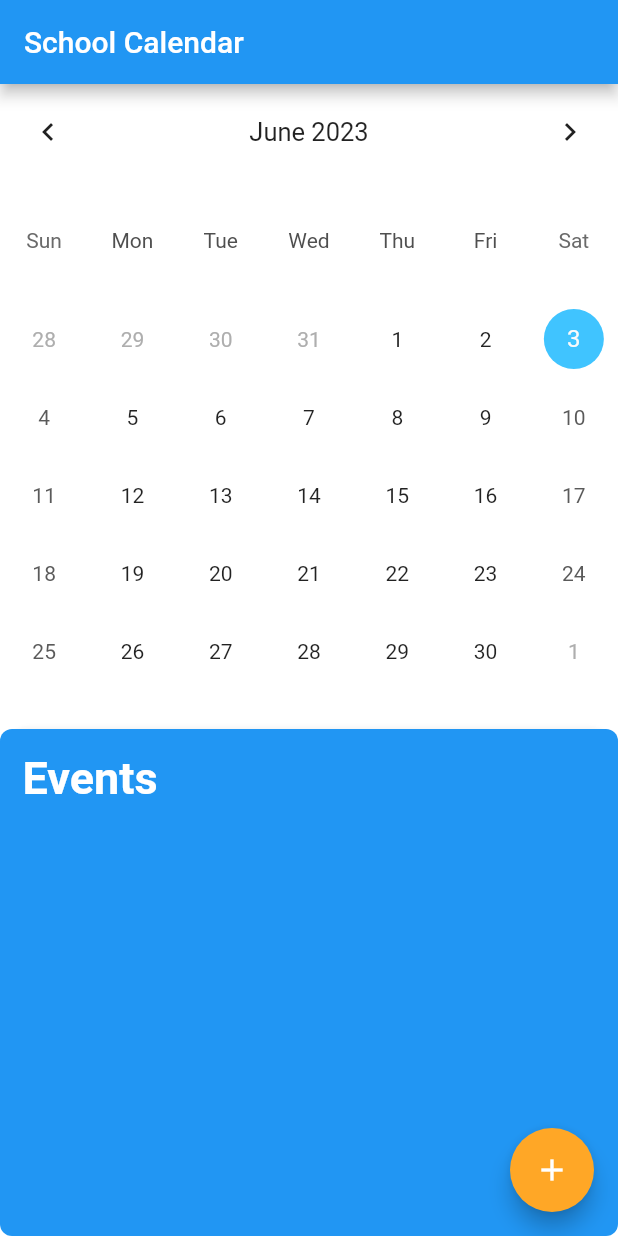
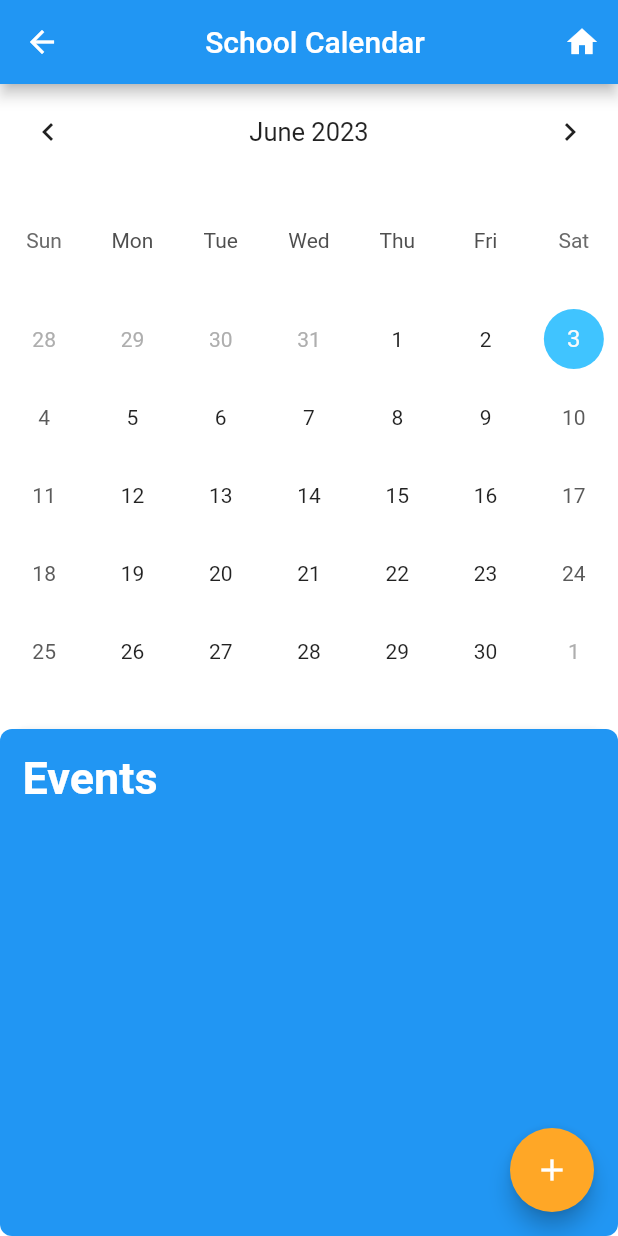
Before and after one commit to LikeABoss12/FBLAMobileApp, a Flutter app: the screen it shows after launch, on a phone screen of 412 x 824 dp. Run offline on Flutter 3.47's test engine with Material 2 defaults, Android fonts, the phone set to English and light mode, and no system bars; drawn by our look-alikes of table_calendar.

Commit message:
changed icon image and added buttons on appBar

```diff
--- a/lib/main.dart
+++ b/lib/main.dart
@@ -11,7 +11,7 @@ class CalendarApp extends StatelessWidget {
   @override
   Widget build(BuildContext context) {
     return MaterialApp(
-      title: 'Calendar App',
+      title: 'BHS Official',
       home: CalendarScreen(),
     );
   }
@@ -48,8 +48,22 @@ class _CalendarScreenState extends State<CalendarScreen> {
   Widget build(BuildContext context) {
     return Scaffold(
       appBar: AppBar(
-        title: Text('School Calendar'),
+        leading: IconButton(
+          icon: Icon(Icons.arrow_back),
+          onPressed: () => Navigator.of(context).pop(),
+        ),
+        title: Center(child: Text('School Calendar'),),
+        actions: [
+          IconButton(
+            icon: Icon(Icons.home),
+            onPressed: () {
+              // Perform home action here
+            },
+          ),
+        ],
       ),
+
+
       body: Stack(
         children: [
           Positioned.fill(
```
Also changed, not shown: 5 other files.
